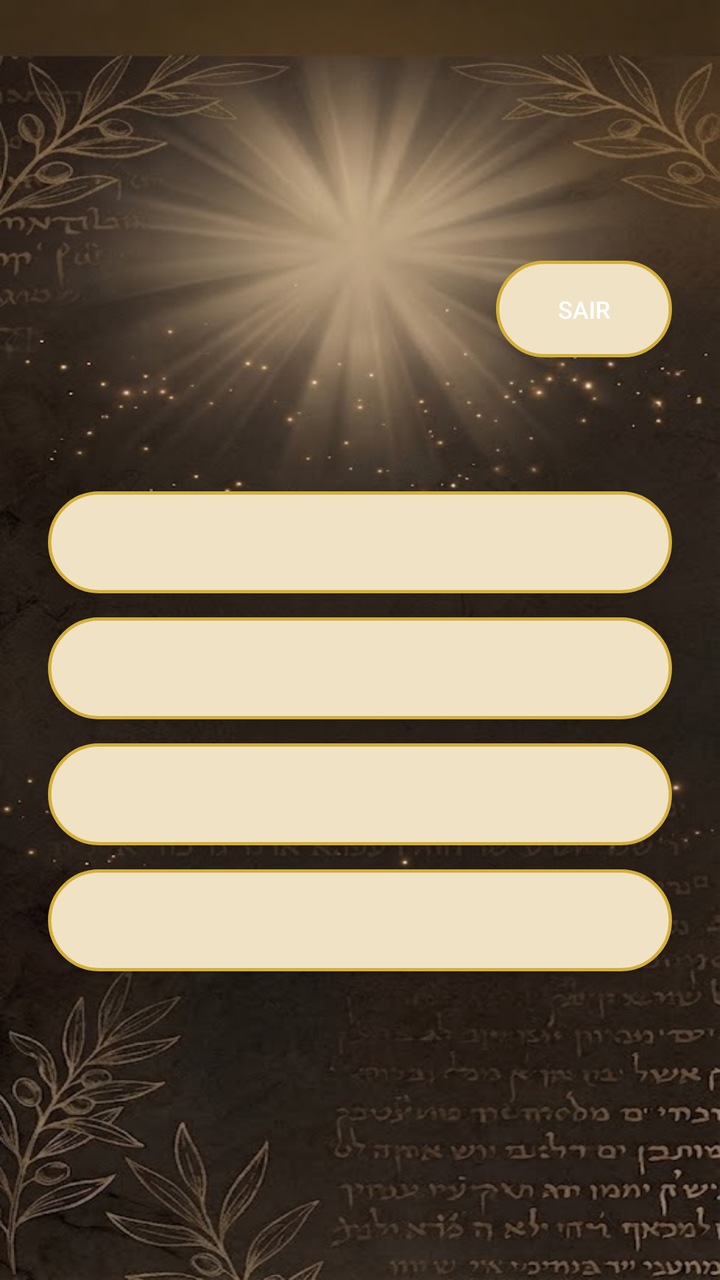
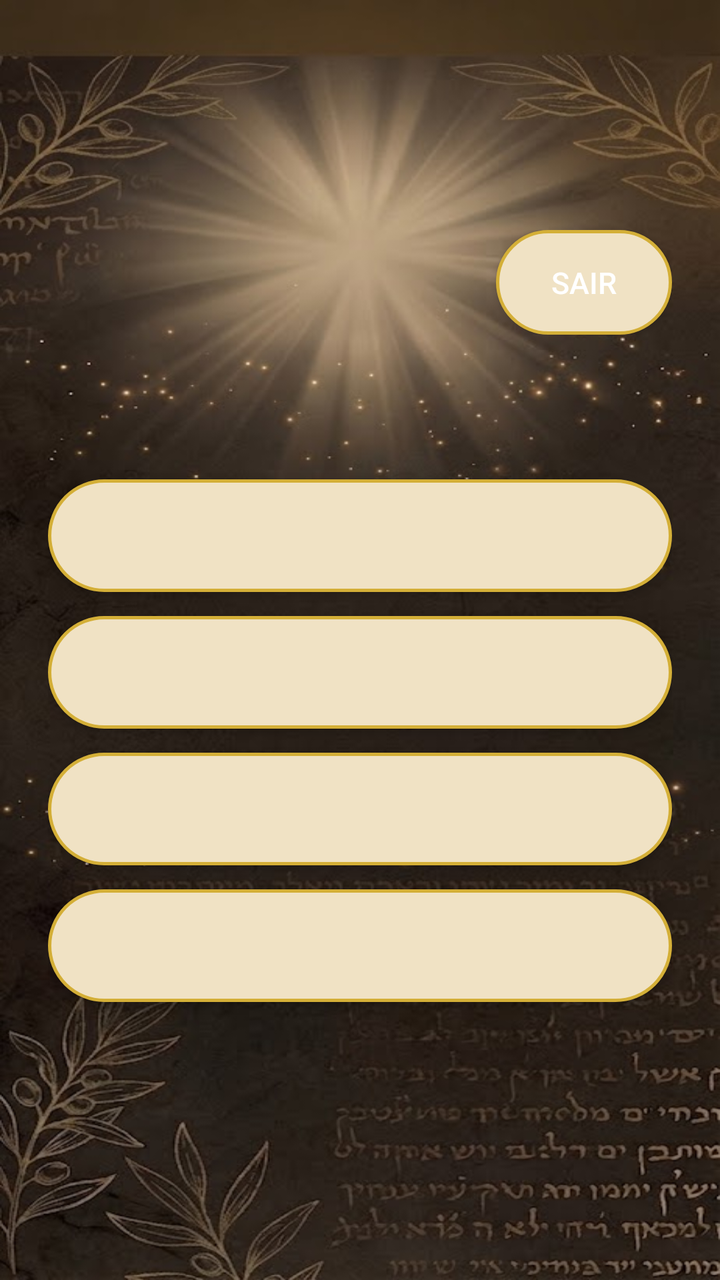

Compare the two renders of this Android layout. The source of the first and the diff that turns it into the second are given below.
<!-- AndroidManifest.xml: application theme Theme.QuizBiblico -->
<!-- res/layout/activity_jogo.xml -->
<?xml version="1.0" encoding="utf-8"?>
<ScrollView xmlns:android="http://schemas.android.com/apk/res/android"
    xmlns:tools="http://schemas.android.com/tools"
    android:layout_width="match_parent"
    android:layout_height="match_parent"
    android:fillViewport="true">

    <LinearLayout
        android:layout_width="match_parent"
        android:layout_height="match_parent"
        android:orientation="vertical"
        android:gravity="center_vertical"
        android:padding="24dp"
        tools:ignore="ScrollViewSize">

        <LinearLayout
            android:layout_width="match_parent"
            android:layout_height="wrap_content"
            android:orientation="horizontal"
            android:gravity="center_vertical"
            android:layout_marginBottom="16dp">

            <TextView
                android:id="@+id/textoProgresso"
                android:layout_width="0dp"
                android:layout_height="wrap_content"
                android:layout_weight="1"
                android:textSize="14sp"
                android:textColor="#FFF0E2C4" />

            <Button
                android:id="@+id/botaoSairJogo"
                android:layout_width="wrap_content"
                android:layout_height="wrap_content"
                android:text="Sair"
                android:textSize="12sp"
                android:paddingLeft="16dp"
                android:paddingRight="16dp"
                android:background="@drawable/bg_alternativa"
                android:textColor="#FFFFFF" />

        </LinearLayout>

        <TextView
            android:id="@+id/textoPergunta"
            android:layout_width="match_parent"
            android:layout_height="wrap_content"
            android:textSize="20sp"
            android:textColor="#FFF0E2C4"
            android:layout_marginBottom="24dp" />

        <Button
            android:id="@+id/botaoA"
            android:layout_width="match_parent"
            android:layout_height="wrap_content"
            android:background="@drawable/bg_alternativa"
            android:textColor="#FF2B1E0E"
            android:layout_marginBottom="12dp" />

        <Button
            android:id="@+id/botaoB"
            android:layout_width="match_parent"
            android:layout_height="wrap_content"
            android:background="@drawable/bg_alternativa"
            android:textColor="#FF2B1E0E"
            android:layout_marginBottom="12dp" />

        <Button
            android:id="@+id/botaoC"
            android:layout_width="match_parent"
            android:layout_height="wrap_content"
            android:background="@drawable/bg_alternativa"
            android:textColor="#FF2B1E0E"
            android:layout_marginBottom="12dp" />

        <Button
            android:id="@+id/botaoD"
            android:layout_width="match_parent"
            android:layout_height="wrap_content"
            android:background="@drawable/bg_alternativa"
            android:textColor="#FF2B1E0E"
            android:layout_marginBottom="24dp" />
        <TextView
            android:id="@+id/textoReferencia"
            android:layout_width="match_parent"
            android:layout_height="wrap_content"
            android:textSize="14sp"
            android:textStyle="italic"
            android:textColor="#FFCBB37A"
            android:gravity="center"
            android:layout_marginBottom="16dp"
            android:visibility="gone" />

        <Button
            android:id="@+id/botaoProxima"
            android:layout_width="match_parent"
            android:layout_height="wrap_content"
            android:text="Próxima"
            android:background="@drawable/bg_alternativa"
            android:textColor="#FFFFFF"
            android:visibility="gone" />

    </LinearLayout>
</ScrollView>
<!-- resources referenced by this layout -->
<resources>
  <!-- drawable bg_alternativa (drawable) -->
  <?xml version="1.0" encoding="utf-8"?>
  <shape xmlns:android="http://schemas.android.com/apk/res/android"
      android:shape="rectangle">
  
      <solid android:color="#FFF0E2C4" />
      <corners android:radius="28dp" />
      <stroke
          android:width="1.5dp"
          android:color="@color/qb_dourado" />
      <padding
          android:left="20dp"  android:right="20dp"
          android:top="16dp"   android:bottom="16dp" />
  
  </shape>
  <style name="Theme.QuizBiblico" parent="Base.Theme.QuizBiblico" />
  <color name="qb_dourado">#D4AF37</color>
  <style name="Base.Theme.QuizBiblico" parent="Theme.Material3.DayNight.NoActionBar">
          <item name="android:windowBackground">@drawable/bg_pergaminho_janela</item>
          <item name="colorPrimary">@color/qb_azul_botao</item>
          <item name="materialAlertDialogTheme">@style/ThemeOverlay.QuizBiblico.Dialogo</item>
          <item name="android:textColorPrimary">@color/qb_texto_claro</item>
          <item name="android:textColorSecondary">@color/qb_texto_claro</item>
      </style>
  <!-- drawable bg_pergaminho_janela (drawable) -->
  <?xml version="1.0" encoding="utf-8"?>
  <bitmap xmlns:android="http://schemas.android.com/apk/res/android"
      android:src="@drawable/bg_pergaminho"
      android:gravity="fill" />
  <color name="qb_azul_botao">#1F3B4D</color>
  <style name="ThemeOverlay.QuizBiblico.Dialogo" parent="ThemeOverlay.Material3.MaterialAlertDialog">
          <item name="colorSurface">@color/qb_fundo_dialogo</item>
          <item name="colorOnSurface">@color/qb_texto_claro</item>
          <item name="colorOnSurfaceVariant">@color/qb_texto_claro</item>
          <item name="buttonBarPositiveButtonStyle">@style/Widget.QuizBiblico.BotaoDialogo</item>
          <item name="buttonBarNegativeButtonStyle">@style/Widget.QuizBiblico.BotaoDialogo</item>
      </style>
  <color name="qb_texto_claro">#EFE0CA</color>
  <!-- drawable bg_pergaminho: png bitmap (drawable-nodpi, 498894 bytes) -->
  <color name="qb_fundo_dialogo">#2A2018</color>
  <style name="Widget.QuizBiblico.BotaoDialogo" parent="Widget.Material3.Button.TextButton.Dialog">
          <item name="android:textColor">@color/qb_branco</item>
          <item name="android:textStyle">bold</item>
          <item name="android:textSize">15sp</item>
      </style>
  <color name="qb_branco">#FFFFFF</color>
</resources>

<!-- the commit's change to res/layout/activity_jogo.xml (unified diff, before → after) -->
@@ -33,7 +33,7 @@
                 android:layout_width="wrap_content"
                 android:layout_height="wrap_content"
                 android:text="Sair"
-                android:textSize="12sp"
+                android:textSize="15sp"
                 android:paddingLeft="16dp"
                 android:paddingRight="16dp"
                 android:background="@drawable/bg_alternativa"
@@ -45,7 +45,7 @@
             android:id="@+id/textoPergunta"
             android:layout_width="match_parent"
             android:layout_height="wrap_content"
-            android:textSize="20sp"
+            android:textSize="24sp"
             android:textColor="#FFF0E2C4"
             android:layout_marginBottom="24dp" />
 
@@ -55,6 +55,7 @@
             android:layout_height="wrap_content"
             android:background="@drawable/bg_alternativa"
             android:textColor="#FF2B1E0E"
+            android:textSize="18sp"
             android:layout_marginBottom="12dp" />
 
         <Button
@@ -63,6 +64,7 @@
             android:layout_height="wrap_content"
             android:background="@drawable/bg_alternativa"
             android:textColor="#FF2B1E0E"
+            android:textSize="18sp"
             android:layout_marginBottom="12dp" />
 
         <Button
@@ -71,6 +73,7 @@
             android:layout_height="wrap_content"
             android:background="@drawable/bg_alternativa"
             android:textColor="#FF2B1E0E"
+            android:textSize="18sp"
             android:layout_marginBottom="12dp" />
 
         <Button
@@ -79,6 +82,7 @@
             android:layout_height="wrap_content"
             android:background="@drawable/bg_alternativa"
             android:textColor="#FF2B1E0E"
+            android:textSize="18sp"
             android:layout_marginBottom="24dp" />
         <TextView
             android:id="@+id/textoReferencia"
@@ -96,6 +100,7 @@
             android:layout_width="match_parent"
             android:layout_height="wrap_content"
             android:text="Próxima"
+            android:textSize="18sp"
             android:background="@drawable/bg_alternativa"
             android:textColor="#FFFFFF"
             android:visibility="gone" />
